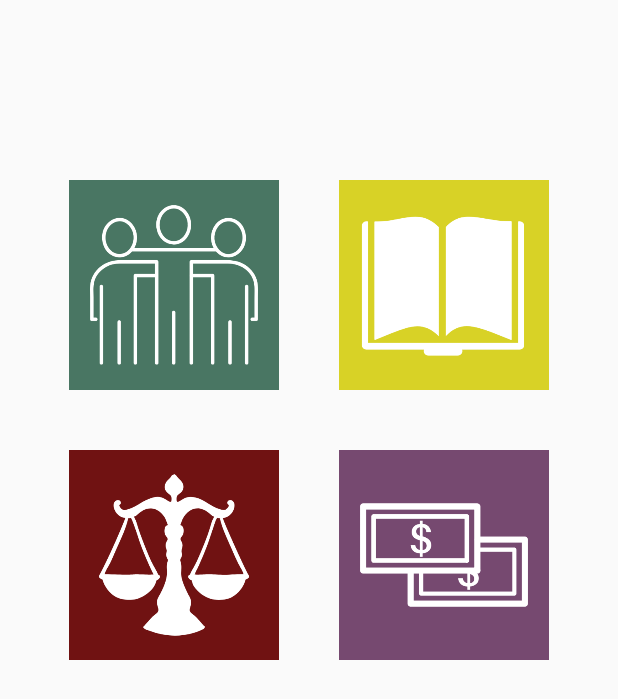
After one commit to Consultation-project/SHAWERN-Project, an Android app: the layout new_home_idea.xml on its own in the app's theme, with its tools: preview values and no code run, on a phone screen of 412 x 824 dp. The commit adds this screen. Shown: the top 699 px of the screen. Run offline under Robolectric (Android 15) with nearby library versions, the phone set to English and light mode, and no system bars.

```diff
--- a/app/build.gradle
+++ b/app/build.gradle
@@ -24,7 +24,7 @@ dependencies {
     implementation 'androidx.appcompat:appcompat:1.1.0'
     implementation 'com.google.android.material:material:1.0.0'
     implementation 'androidx.constraintlayout:constraintlayout:1.1.3'
-    implementation 'com.google.firebase:firebase-storage:16.0.4'
+    implementation 'com.google.firebase:firebase-storage:19.1.0'
     testImplementation 'junit:junit:4.12'
     androidTestImplementation 'androidx.test:runner:1.2.0'
     androidTestImplementation 'androidx.test.espresso:espresso-core:3.2.0'
@@ -33,6 +33,7 @@ dependencies {
     implementation 'androidx.recyclerview:recyclerview:1.0.0'
     implementation 'com.google.firebase:firebase-auth:19.0.0'
     implementation 'com.google.firebase:firebase-database:19.1.0'
+    implementation 'com.squareup.picasso:picasso:2.71828'
 
 
 }
--- /dev/null
+++ b/app/src/main/res/layout/new_home_idea.xml
@@ -0,0 +1,60 @@
+<?xml version="1.0" encoding="utf-8"?>
+<LinearLayout
+    xmlns:android="http://schemas.android.com/apk/res/android"
+    android:orientation="vertical"
+    android:layout_width="match_parent"
+    android:layout_height="match_parent"
+    android:layout_marginTop="100dp">
+
+<LinearLayout
+    xmlns:android="http://schemas.android.com/apk/res/android"
+    android:orientation="horizontal"
+    android:layout_width="match_parent"
+    android:gravity="center"
+    android:layout_height="wrap_content"
+    >
+
+    <ImageView
+        android:layout_width="180dp"
+        android:layout_height="180dp"
+        android:focusable="auto"
+        android:padding="20dp"
+        android:src="@drawable/social"
+
+        />
+
+    <ImageView
+        android:layout_width="180dp"
+        android:layout_height="180dp"
+        android:focusable="auto"
+        android:padding="20dp"
+        android:src="@drawable/acadamic" />
+
+</LinearLayout>
+
+
+    <LinearLayout
+        xmlns:android="http://schemas.android.com/apk/res/android"
+        android:orientation="horizontal"
+        android:layout_width="match_parent"
+        android:gravity="center"
+        android:layout_height="wrap_content"
+        >
+
+        <ImageView
+            android:layout_width="180dp"
+            android:layout_height="180dp"
+            android:focusable="auto"
+            android:padding="20dp"
+            android:src="@drawable/legal" />
+
+        <ImageView
+            android:layout_width="180dp"
+            android:layout_height="180dp"
+            android:focusable="auto"
+            android:padding="20dp"
+            android:src="@drawable/comercial" />
+
+    </LinearLayout>
+
+</LinearLayout>
```
Also changed, not shown: app/src/main/AndroidManifest.xml (+3 -4 lines), app/src/main/java/com/example/shawerni/New_Home.java (added, +15 -0 lines), app/src/main/java/com/example/shawerni/RegisterCon_Activity.java (+42 -38 lines).
